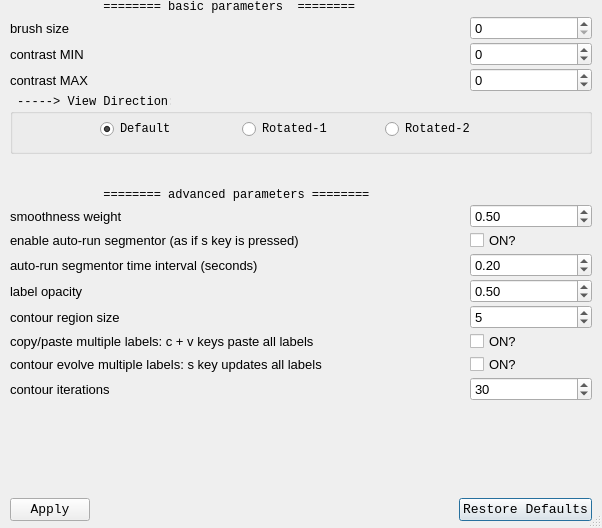
pkarasev3/kslice, file src/KViewerMain/src/ParameterWidget.ui: the form before one commit.
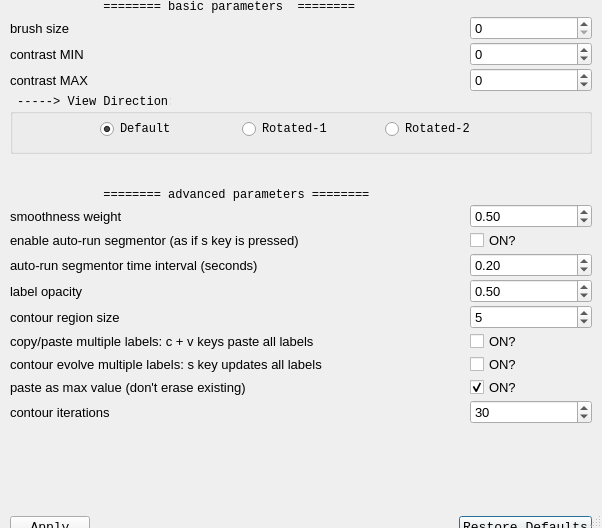
The form after the commit.

Commit message: update for paste as max option. might have bug?

Diff of the .ui file:
```diff
--- a/src/KViewerMain/src/ParameterWidget.ui
+++ b/src/KViewerMain/src/ParameterWidget.ui
@@ -49,7 +49,7 @@
      <x>10</x>
      <y>0</y>
      <width>582</width>
-     <height>521</height>
+     <height>539</height>
     </rect>
    </property>
    <layout class="QVBoxLayout" name="verticalLayout">
@@ -414,7 +414,7 @@
         </property>
        </widget>
       </item>
-      <item row="16" column="0">
+      <item row="17" column="0">
        <widget class="QLabel" name="label_8">
         <property name="font">
          <font>
@@ -427,7 +427,7 @@
         </property>
        </widget>
       </item>
-      <item row="16" column="1">
+      <item row="17" column="1">
        <widget class="QSpinBox" name="contourIterationsSpinBox">
         <property name="font">
          <font>
@@ -513,6 +513,35 @@
         </widget>
        </widget>
       </item>
+      <item row="16" column="1">
+       <widget class="QCheckBox" name="checkBoxPasteAsMax">
+        <property name="font">
+         <font>
+          <family>Tahoma</family>
+          <pointsize>10</pointsize>
+         </font>
+        </property>
+        <property name="text">
+         <string>ON?</string>
+        </property>
+        <property name="checked">
+         <bool>true</bool>
+        </property>
+       </widget>
+      </item>
+      <item row="16" column="0">
+       <widget class="QLabel" name="label_14">
+        <property name="font">
+         <font>
+          <family>Tahoma</family>
+          <pointsize>10</pointsize>
+         </font>
+        </property>
+        <property name="text">
+         <string>paste as max value (don't erase existing)</string>
+        </property>
+       </widget>
+      </item>
      </layout>
     </item>
     <item>
```
The commit also changes 4 other files.
